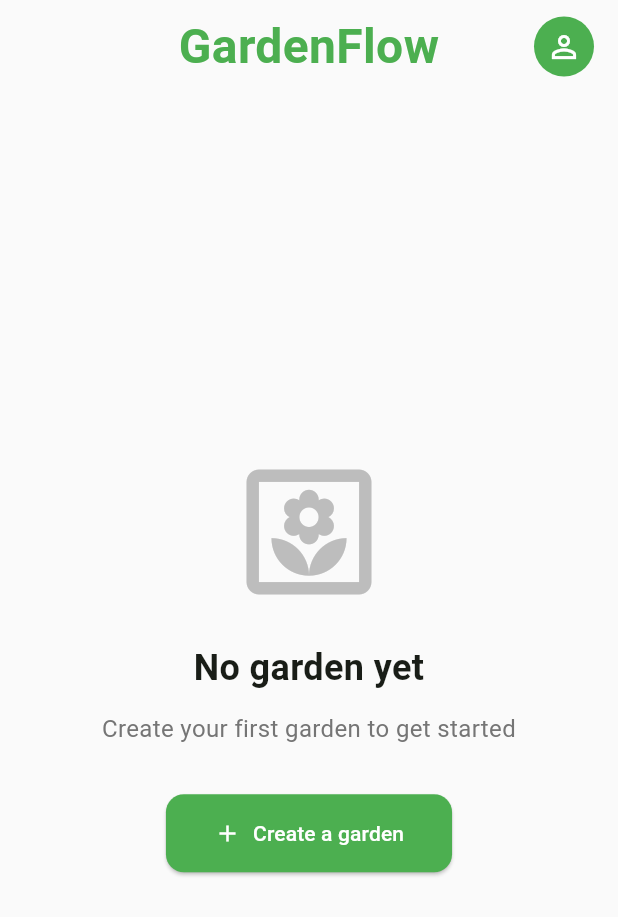
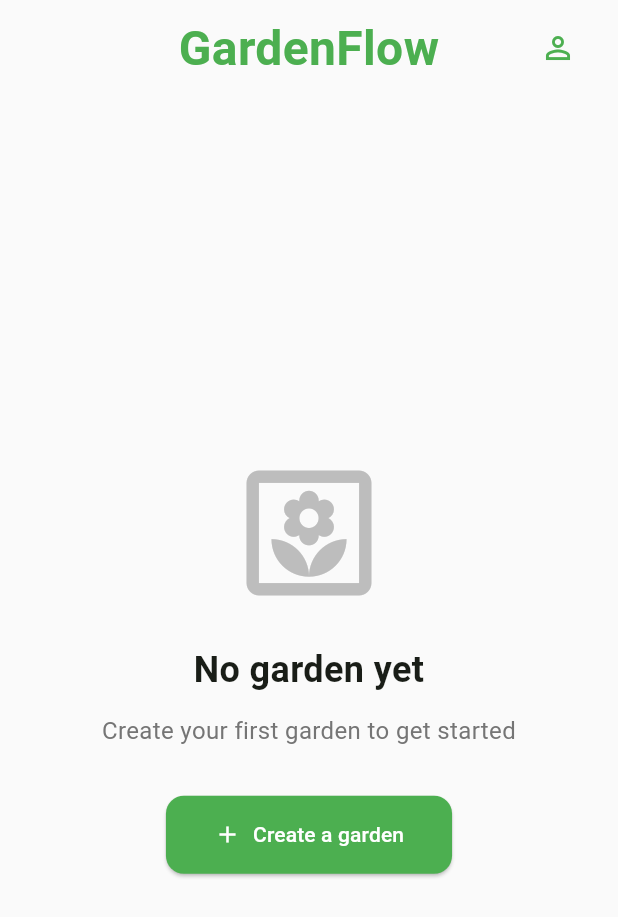
Before and after one commit to Taglhydz/GardenFlow, a Flutter app: the HomeScreen screen opened directly, on a phone screen of 412 x 824 dp. Shown: the top 917 px of the screen. Run offline on Flutter 3.47's test engine with Material 3 defaults, Android fonts, the phone set to English and light mode, and no system bars; our stand-ins replace easy_localization, flutter_dotenv, flutter_riverpod, flutter_secure_storage, flutter_svg, image_picker and 1 more; accounts and stored records are empty.

Commit message:
style(frontend): same profile button on the home page as on the garden page
The picture of the user in the home header had a green ring around it, and the placeholder was a white icon in a green circle. The home page now uses the same button as the garden page (the plain avatar, or the green person icon while the user loads), so both headers look the same.

```diff
--- a/frontend/lib/screens/home_screen.dart
+++ b/frontend/lib/screens/home_screen.dart
@@ -179,8 +179,8 @@ class _HomeScreenState extends ConsumerState<HomeScreen> with SingleTickerProvid
     );
   }
 
-  /// Picture of the user in the header, with its green ring
-  static const _pictureSize = 40.0;
+  /// Button of the picture of the user in the header (same as on the garden page)
+  static const _pictureButtonSize = kMinInteractiveDimension;
 
   /// "GardenFlow" and the rank of the gardener in the middle, their picture on the right (opens the profile).
   Widget _buildHeader() {
@@ -192,7 +192,7 @@ class _HomeScreenState extends ConsumerState<HomeScreen> with SingleTickerProvid
       child: Row(
         children: [
           // same width as the picture on the right : the title stays in the middle
-          const SizedBox(width: _pictureSize),
+          const SizedBox(width: _pictureButtonSize),
           Expanded(
             child: Column(
               mainAxisSize: MainAxisSize.min,
@@ -209,19 +209,11 @@ class _HomeScreenState extends ConsumerState<HomeScreen> with SingleTickerProvid
               ],
             ),
           ),
-          Tooltip(
-            message: 'profile.title'.tr(),
-            child: InkWell(
-              customBorder: const CircleBorder(),
-              onTap: _openProfile,
-              child: Container(
-                padding: const EdgeInsets.all(2),
-                decoration: const BoxDecoration(color: AppColors.primary, shape: BoxShape.circle),
-                child: user == null
-                    ? const SizedBox.square(dimension: _pictureSize - 4, child: Icon(Icons.person_outline, color: AppColors.white))
-                    : UserAvatar(user: user, size: _pictureSize - 4),
-              ),
-            ),
+          IconButton(
+            icon: user == null ? const Icon(Icons.person_outline) : UserAvatar(user: user, size: 32),
+            color: AppColors.primary,
+            onPressed: _openProfile,
+            tooltip: 'profile.title'.tr(),
           ),
         ],
       ),
```
